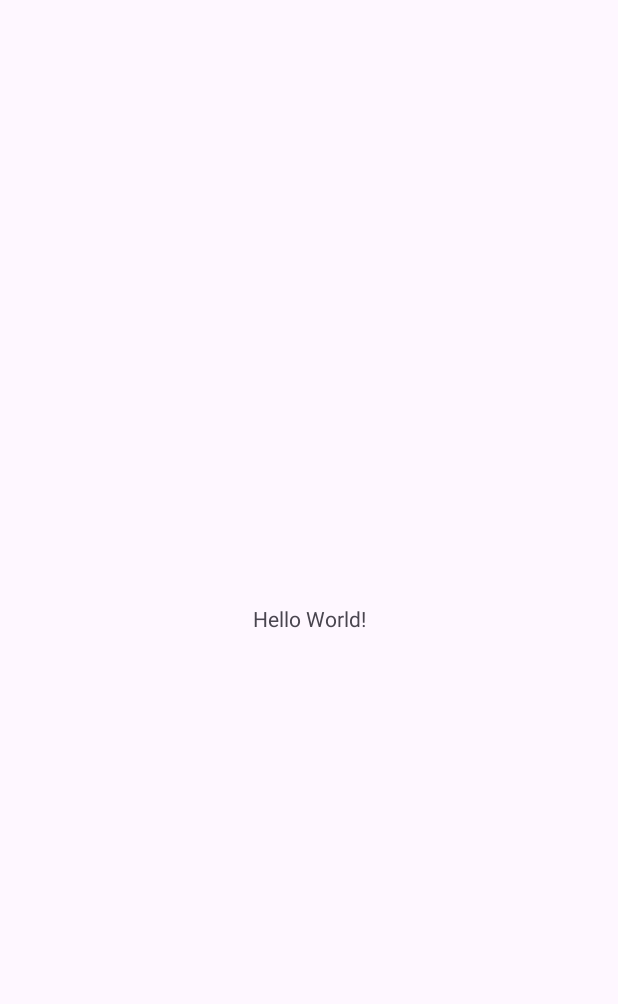
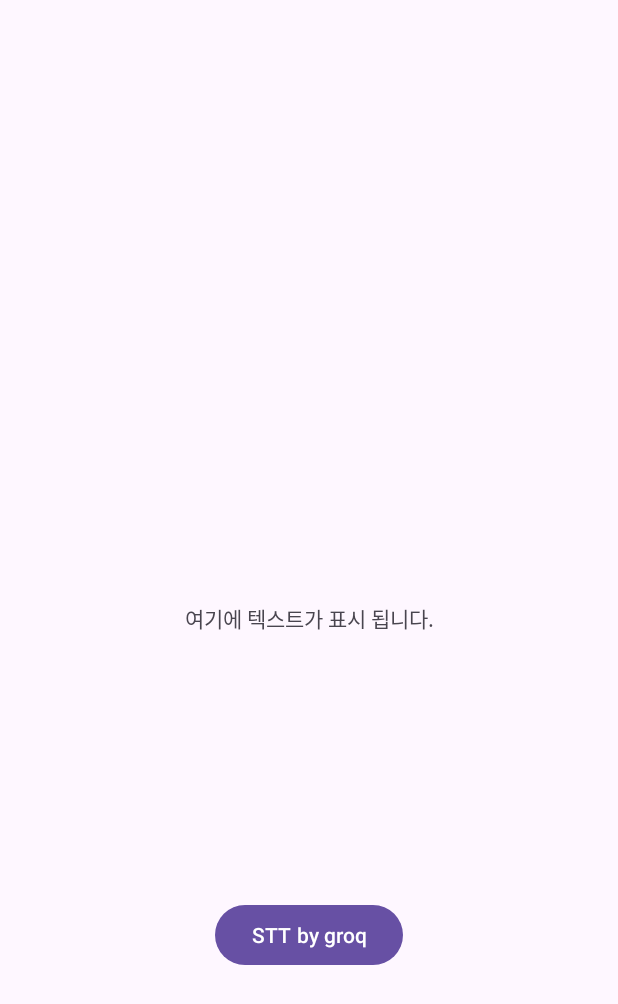
Before and after one commit to inseonyun/sample-audio-recorder, an Android app: the screen it shows after launch (MainActivity), on a phone screen of 412 x 824 dp. Before the commit the part shown is almost empty. Shown: the top 1004 px of the screen. Run offline under Robolectric (Android 15) with nearby library versions, the phone set to English and light mode, and no system bars; our stand-ins replace Dagger/Hilt's generated code, data binding.

Commit message:
feat: Implement Main Screen view

```diff
--- a/app/src/main/AndroidManifest.xml
+++ b/app/src/main/AndroidManifest.xml
@@ -6,6 +6,7 @@
     <uses-permission android:name="android.permission.RECORD_AUDIO" />
 
     <application
+        android:name=".application.SampleApplication"
         android:allowBackup="true"
         android:dataExtractionRules="@xml/data_extraction_rules"
         android:fullBackupContent="@xml/backup_rules"
--- a/app/src/main/java/com/sample/audio/recorder/MainActivity.kt
+++ b/app/src/main/java/com/sample/audio/recorder/MainActivity.kt
@@ -3,7 +3,9 @@ package com.sample.audio.recorder
 import android.os.Bundle
 import androidx.appcompat.app.AppCompatActivity
 import com.sample.audio.recorder.databinding.ActivityMainBinding
+import dagger.hilt.android.AndroidEntryPoint
 
+@AndroidEntryPoint
 class MainActivity : AppCompatActivity() {
     private val binding: ActivityMainBinding by lazy {
         ActivityMainBinding.inflate(layoutInflater)
--- /dev/null
+++ b/app/src/main/java/com/sample/audio/recorder/application/SampleApplication.kt
@@ -0,0 +1,7 @@
+package com.sample.audio.recorder.application
+
+import android.app.Application
+import dagger.hilt.android.HiltAndroidApp
+
+@HiltAndroidApp
+class SampleApplication : Application()
--- a/app/src/main/res/layout/activity_main.xml
+++ b/app/src/main/res/layout/activity_main.xml
@@ -14,13 +14,24 @@
         tools:context=".MainActivity">
 
         <TextView
+            android:id="@+id/tv_main_text"
             android:layout_width="wrap_content"
             android:layout_height="wrap_content"
-            android:text="Hello World!"
+            android:text="여기에 텍스트가 표시 됩니다."
             app:layout_constraintBottom_toBottomOf="parent"
             app:layout_constraintEnd_toEndOf="parent"
             app:layout_constraintStart_toStartOf="parent"
             app:layout_constraintTop_toTopOf="parent" />
 
+        <Button
+            android:id="@+id/btn_main_groq"
+            android:layout_width="wrap_content"
+            android:layout_height="wrap_content"
+            android:text="STT by groq"
+            app:layout_constraintBottom_toBottomOf="parent"
+            app:layout_constraintEnd_toEndOf="parent"
+            app:layout_constraintStart_toStartOf="parent"
+            app:layout_constraintTop_toBottomOf="@id/tv_main_text" />
+
     </androidx.constraintlayout.widget.ConstraintLayout>
 </layout>
```
